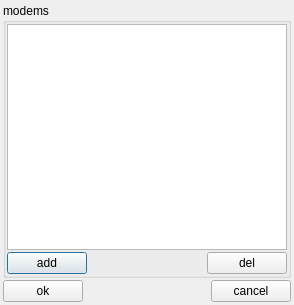
Qt form gsmmodemmanager.ui (eboladev/XPPC) before a commit.
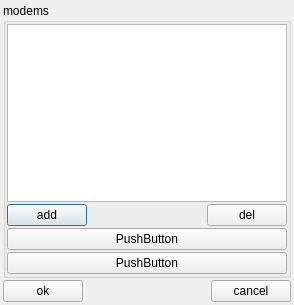
The same form after that commit.

The edit to the form file:
```diff
--- a/gsmmodemmanager.ui
+++ b/gsmmodemmanager.ui
@@ -35,7 +35,7 @@
       <item row="1" column="0">
        <layout class="QHBoxLayout" name="horizontalLayout">
         <item>
-         <widget class="QPushButton" name="pushButton">
+         <widget class="QPushButton" name="pushButtonAdd">
           <property name="text">
            <string>add</string>
           </property>
@@ -55,7 +55,7 @@
          </spacer>
         </item>
         <item>
-         <widget class="QPushButton" name="pushButton_2">
+         <widget class="QPushButton" name="pushButtonRemove">
           <property name="text">
            <string>del</string>
           </property>
@@ -66,6 +66,20 @@
       <item row="0" column="0">
        <widget class="QTreeView" name="treeView"/>
       </item>
+      <item row="3" column="0">
+       <widget class="QPushButton" name="pushButton">
+        <property name="text">
+         <string>PushButton</string>
+        </property>
+       </widget>
+      </item>
+      <item row="2" column="0">
+       <widget class="QPushButton" name="pushButton_2">
+        <property name="text">
+         <string>PushButton</string>
+        </property>
+       </widget>
+      </item>
      </layout>
     </widget>
    </item>
```
Left out of the diff: 4 changed lines with no effect on the pictures.
